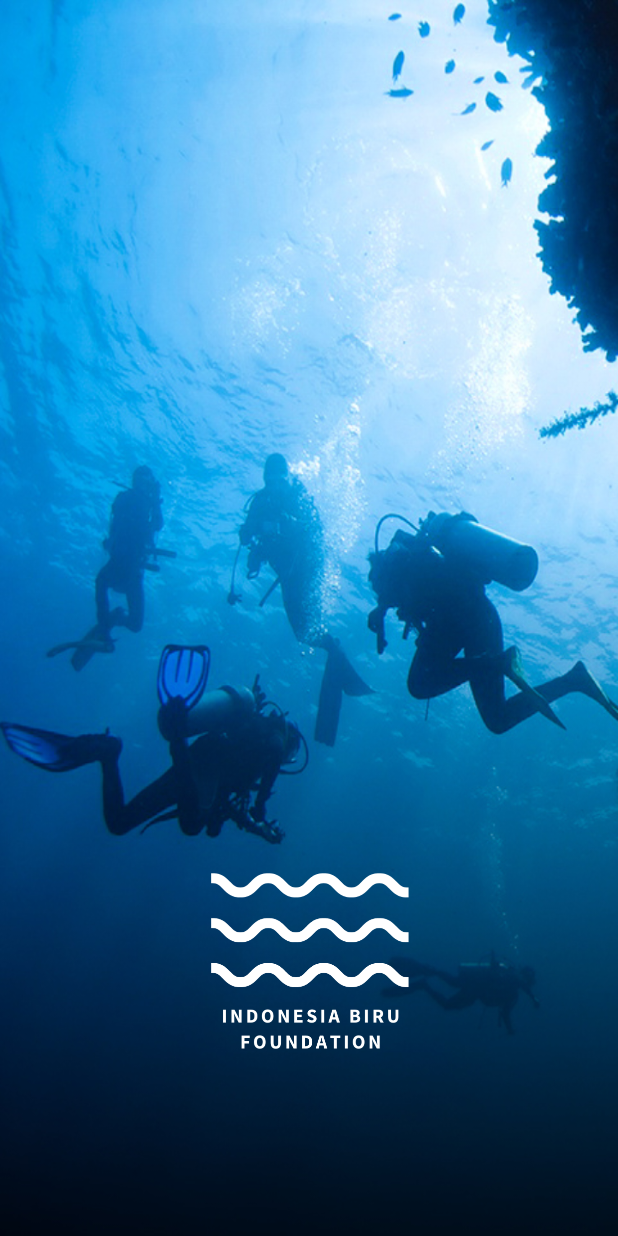
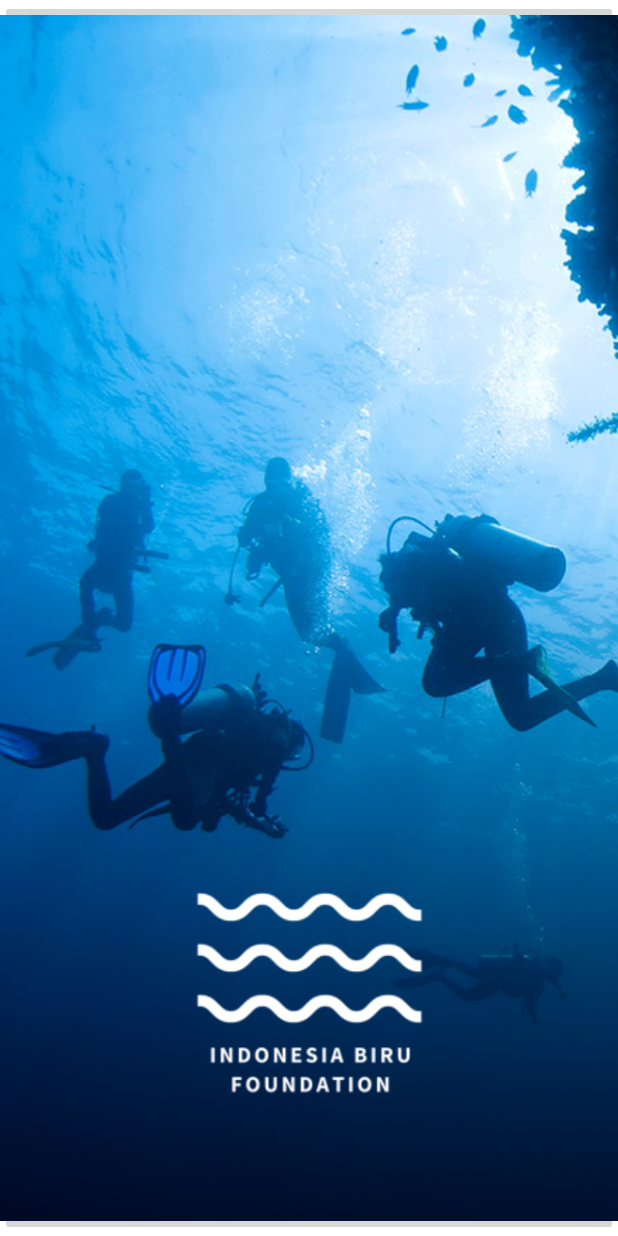
Before and after one commit to boycakra/IndonesiaBiru, an Android app: the screen it shows after launch (MainActivity), on a phone screen of 412 x 824 dp. Run offline under Robolectric (Android 15) with nearby library versions, the phone set to English and light mode, and no system bars.

Commit message:
first commit

```diff
--- a/app/src/main/res/layout/activity_main.xml
+++ b/app/src/main/res/layout/activity_main.xml
@@ -11,34 +11,10 @@
         android:layout_width="match_parent"
         android:layout_height="match_parent"
         android:scaleType="centerCrop"
-        android:background="@drawable/home_indonesia_biru" />
+        app:layout_constraintBottom_toBottomOf="parent"
+        app:layout_constraintEnd_toEndOf="parent"
+        app:layout_constraintStart_toStartOf="parent"
+        app:srcCompat="@drawable/home_indonesia_biru_5"
+        />
 
-    <LinearLayout
-        android:orientation="vertical"
-        android:layout_width="match_parent"
-        android:layout_height="match_parent">
-
-        <LinearLayout
-            android:layout_weight="0.35"
-            android:layout_width="match_parent"
-            android:layout_height="match_parent" />
-
-        <LinearLayout
-            android:layout_weight="1"
-            android:layout_width="match_parent"
-            android:layout_height="match_parent">
-
-            <ImageView
-                android:id="@+id/imageView3"
-                android:layout_width="match_parent"
-                android:layout_height="match_parent"
-                android:layout_weight="1"
-                app:srcCompat="@drawable/ibf_logo_no_background" />
-        </LinearLayout>
-
-        <LinearLayout
-            android:layout_weight="1"
-            android:layout_width="match_parent"
-            android:layout_height="match_parent" />
-    </LinearLayout>
 </androidx.constraintlayout.widget.ConstraintLayout>
```
Also changed, not shown: app/src/main/AndroidManifest.xml (+0 -22 lines).
